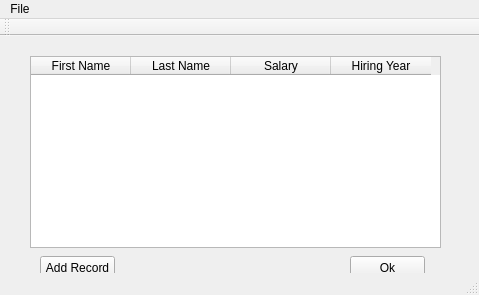
Above: Proj4/mainwindow.ui from dtaraso/335 before the change. Below: the same form after it.
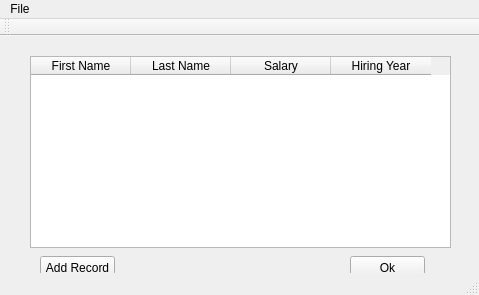
That is the form after the change.

Diff of the .ui file:
```diff
--- a/Proj4/mainwindow.ui
+++ b/Proj4/mainwindow.ui
@@ -19,7 +19,7 @@
      <rect>
       <x>30</x>
       <y>20</y>
-      <width>411</width>
+      <width>421</width>
       <height>192</height>
      </rect>
     </property>
@@ -29,6 +29,9 @@
       <height>0</height>
      </size>
     </property>
+    <attribute name="horizontalHeaderShowSortIndicator" stdset="0">
+     <bool>true</bool>
+    </attribute>
     <column>
      <property name="text">
       <string>First Name</string>
```
